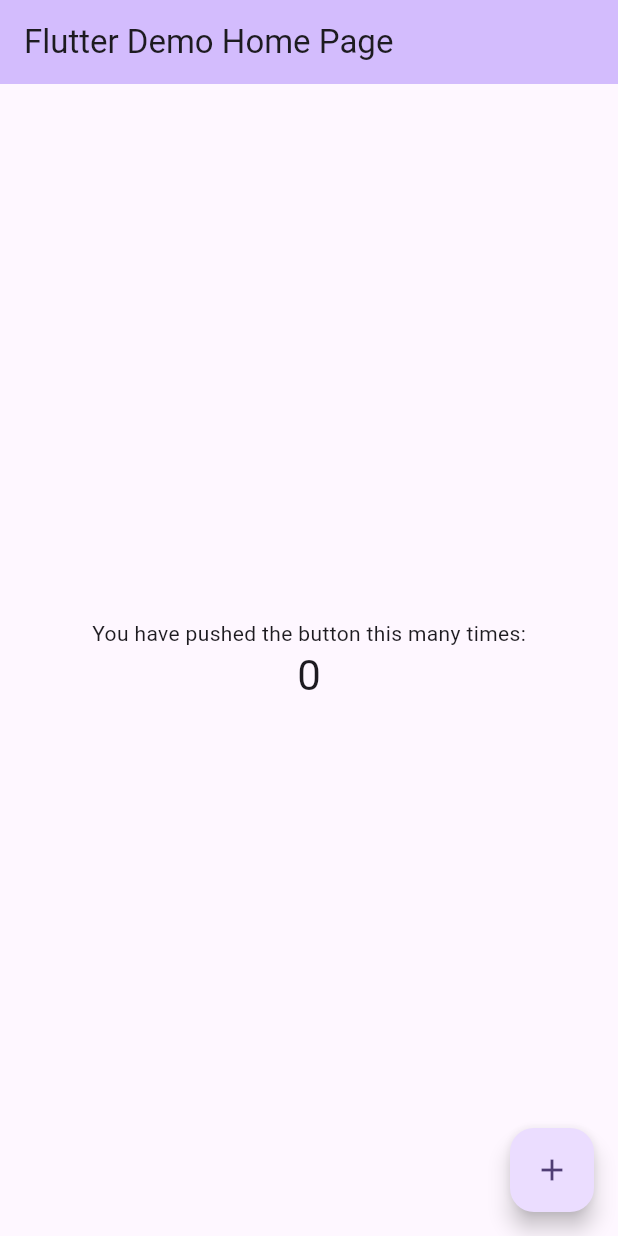
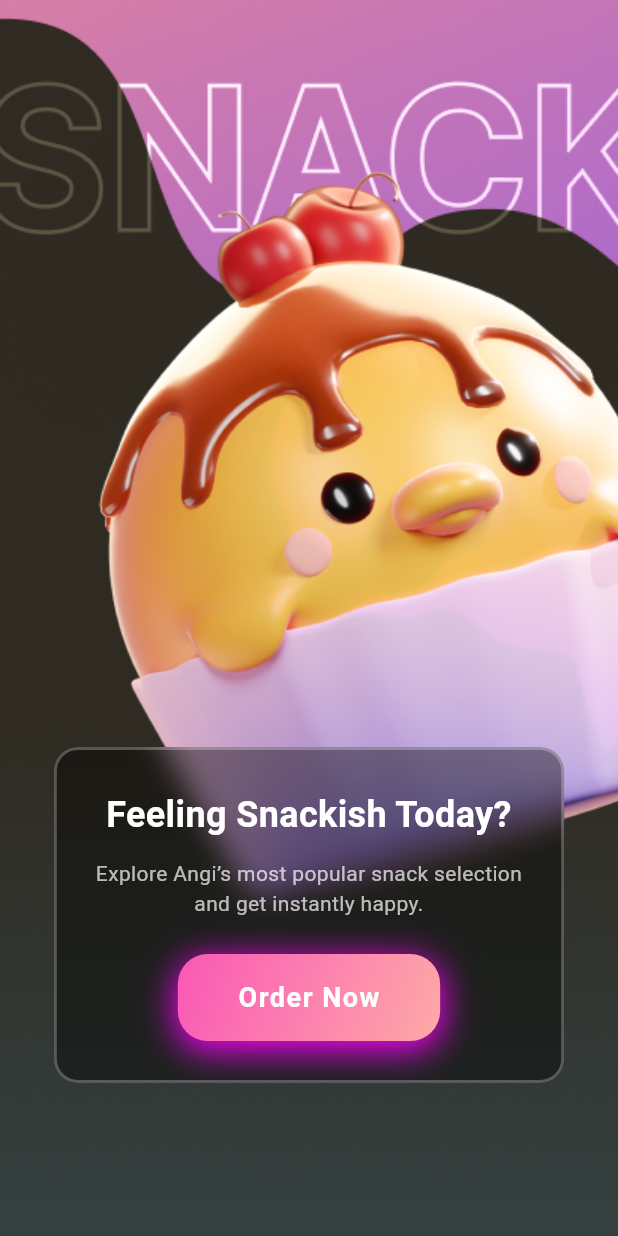
Before and after one commit to Krass96/Aufgaben, a Flutter app: the screen it shows after launch, on a phone screen of 412 x 824 dp. Run offline on Flutter 3.47's test engine with Material 3 defaults, Android fonts, the phone set to English and light mode, and no system bars.

Commit message:
start screen completed

```diff
--- a/jp_screen/lib/main.dart
+++ b/jp_screen/lib/main.dart
@@ -4,89 +4,3 @@ import 'package:jp_screen/my_app.dart';
 void main() {
   runApp(const MyApp());
 }
-
-class MyHomePage extends StatefulWidget {
-  const MyHomePage({super.key, required this.title});
-
-  // This widget is the home page of your application. It is stateful, meaning
-  // that it has a State object (defined below) that contains fields that affect
-  // how it looks.
-
-  // This class is the configuration for the state. It holds the values (in this
-  // case the title) provided by the parent (in this case the App widget) and
-  // used by the build method of the State. Fields in a Widget subclass are
-  // always marked "final".
-
-  final String title;
-
-  @override
-  State<MyHomePage> createState() => _MyHomePageState();
-}
-
-class _MyHomePageState extends State<MyHomePage> {
-  int _counter = 0;
-
-  void _incrementCounter() {
-    setState(() {
-      // This call to setState tells the Flutter framework that something has
-      // changed in this State, which causes it to rerun the build method below
-      // so that the display can reflect the updated values. If we changed
-      // _counter without calling setState(), then the build method would not be
-      // called again, and so nothing would appear to happen.
-      _counter++;
-    });
-  }
-
-  @override
-  Widget build(BuildContext context) {
-    // This method is rerun every time setState is called, for instance as done
-    // by the _incrementCounter method above.
-    //
-    // The Flutter framework has been optimized to make rerunning build methods
-    // fast, so that you can just rebuild anything that needs updating rather
-    // than having to individually change instances of widgets.
-    return Scaffold(
-      appBar: AppBar(
-        // TRY THIS: Try changing the color here to a specific color (to
-        // Colors.amber, perhaps?) and trigger a hot reload to see the AppBar
-        // change color while the other colors stay the same.
-        backgroundColor: Theme.of(context).colorScheme.inversePrimary,
-        // Here we take the value from the MyHomePage object that was created by
-        // the App.build method, and use it to set our appbar title.
-        title: Text(widget.title),
-      ),
-      body: Center(
-        // Center is a layout widget. It takes a single child and positions it
-        // in the middle of the parent.
-        child: Column(
-          // Column is also a layout widget. It takes a list of children and
-          // arranges them vertically. By default, it sizes itself to fit its
-          // children horizontally, and tries to be as tall as its parent.
-          //
-          // Column has various properties to control how it sizes itself and
-          // how it positions its children. Here we use mainAxisAlignment to
-          // center the children vertically; the main axis here is the vertical
-          // axis because Columns are vertical (the cross axis would be
-          // horizontal).
-          //
-          // TRY THIS: Invoke "debug painting" (choose the "Toggle Debug Paint"
-          // action in the IDE, or press "p" in the console), to see the
-          // wireframe for each widget.
-          mainAxisAlignment: MainAxisAlignment.center,
-          children: <Widget>[
-            const Text('You have pushed the button this many times:'),
-            Text(
-              '$_counter',
-              style: Theme.of(context).textTheme.headlineMedium,
-            ),
-          ],
-        ),
-      ),
-      floatingActionButton: FloatingActionButton(
-        onPressed: _incrementCounter,
-        tooltip: 'Increment',
-        child: const Icon(Icons.add),
-      ), // This trailing comma makes auto-formatting nicer for build methods.
-    );
-  }
-}
--- a/jp_screen/lib/my_app.dart
+++ b/jp_screen/lib/my_app.dart
@@ -1,33 +1,29 @@
 import 'package:flutter/material.dart';
-import 'package:jp_screen/main.dart';
+import 'package:jp_screen/start_page.dart';
 
 class MyApp extends StatelessWidget {
   const MyApp({super.key});
 
-  // This widget is the root of your application.
   @override
   Widget build(BuildContext context) {
     return MaterialApp(
-      title: 'Flutter Demo',
-      theme: ThemeData(
-        // This is the theme of your application.
-        //
-        // TRY THIS: Try running your application with "flutter run". You'll see
-        // the application has a purple toolbar. Then, without quitting the app,
-        // try changing the seedColor in the colorScheme below to Colors.green
-        // and then invoke "hot reload" (save your changes or press the "hot
-        // reload" button in a Flutter-supported IDE, or press "r" if you used
-        // the command line to start the app).
-        //
-        // Notice that the counter didn't reset back to zero; the application
-        // state is not lost during the reload. To reset the state, use hot
-        // restart instead.
-        //
-        // This works for code too, not just values: Most code changes can be
-        // tested with just a hot reload.
-        colorScheme: ColorScheme.fromSeed(seedColor: Colors.deepPurple),
+      debugShowCheckedModeBanner: false,
+      darkTheme: ThemeData.dark(),
+      home: Stack(
+        children: [
+          Container(
+            decoration: const BoxDecoration(
+              image: DecorationImage(
+                image: AssetImage(
+                  'assets/images/backgrounds/bg_mainscreen.png',
+                ),
+                fit: BoxFit.cover,
+              ),
+            ),
+          ),
+          const StartPage(),
+        ],
       ),
-      home: const MyHomePage(title: 'Flutter Demo Home Page'),
     );
   }
 }
--- /dev/null
+++ b/jp_screen/lib/start_page.dart
@@ -0,0 +1,123 @@
+import 'dart:ui';
+import 'package:flutter/material.dart';
+
+class StartPage extends StatelessWidget {
+  const StartPage({super.key});
+
+  @override
+  Widget build(BuildContext context) {
+    return Scaffold(
+      body: Stack(
+        children: [
+          Container(
+            decoration: const BoxDecoration(
+              image: DecorationImage(
+                image: AssetImage(
+                  'assets/images/backgrounds/bg_startscreen.png',
+                ),
+                fit: BoxFit.cover,
+              ),
+            ),
+          ),
+          Positioned(
+            top: 100,
+            child: Image.asset('assets/images/grafiken/cupcake_chick.png'),
+          ),
+          Positioned(
+            bottom: 10,
+            right: 1,
+            left: 1,
+            child: Center(
+              child: Padding(
+                padding: const EdgeInsets.fromLTRB(16, 0, 16, 92),
+                child: ClipRRect(
+                  borderRadius: BorderRadius.circular(16),
+                  child: BackdropFilter(
+                    filter: ImageFilter.blur(sigmaX: 10, sigmaY: 10),
+                    child: Container(
+                      padding: const EdgeInsets.all(16),
+                      decoration: BoxDecoration(
+                        border: Border.all(
+                          color: const Color.fromARGB(67, 255, 255, 255),
+                          width: 2,
+                        ),
+                        color: const Color.fromARGB(108, 0, 0, 0),
+                        borderRadius: BorderRadius.circular(16),
+                      ),
+                      child: Padding(
+                        padding: const EdgeInsets.all(10.0),
+                        child: Column(
+                          mainAxisSize: MainAxisSize.min,
+                          children: [
+                            const Text(
+                              'Feeling Snackish Today?',
+                              textAlign: TextAlign.center,
+                              style: TextStyle(
+                                fontSize: 24,
+                                fontWeight: FontWeight.bold,
+                                color: Colors.white,
+                              ),
+                            ),
+                            const SizedBox(height: 12),
+                            const Text(
+                              "Explore Angi’s most popular snack selection\nand get instantly happy.",
+                              textAlign: TextAlign.center,
+                              style: TextStyle(
+                                fontSize: 14,
+                                color: Colors.white70,
+                              ),
+                            ),
+                            const SizedBox(height: 24),
+                            GestureDetector(
+                              onTap: () {
+                                Navigator.pushNamed(context, '/choose');
+                              },
+                              child: Container(
+                                padding: const EdgeInsets.symmetric(
+                                  horizontal: 40,
+                                  vertical: 16,
+                                ),
+                                decoration: BoxDecoration(
+                                  gradient: const LinearGradient(
+                                    colors: [
+                                      Color(0xFFFA58B6),
+                                      Color(0xFFFEA9A7),
+                                    ],
+                                    begin: Alignment.topLeft,
+                                    end: Alignment.bottomRight,
+                                  ),
+                                  borderRadius: BorderRadius.circular(20),
+                                  boxShadow: const [
+                                    BoxShadow(
+                                      color: Color(0xFFFF00FF),
+                                      blurRadius: 20,
+                                      offset: Offset(0, 5),
+                                      spreadRadius: 1,
+                                    ),
+                                  ],
+                                ),
+                                child: const Text(
+                                  "Order Now",
+                                  style: TextStyle(
+                                    fontSize: 18,
+                                    fontWeight: FontWeight.bold,
+                                    color: Colors.white,
+                                    letterSpacing: 1.0,
+                                  ),
+                                ),
+                              ),
+                            ),
+                          ],
+                        ),
+                      ),
+                    ),
+                  ),
+                ),
+              ),
+            ),
+          ),
+        ],
+      ),
+    );
+  }
+}
```
Also changed, not shown: jp_screen/pubspec.yaml (+10 -31 lines), jp_screen/assets/images/backgrounds/bg_mainscreen.png (renamed from jp_screen/assets/images/hintergründe/bg_mainscreen.png), jp_screen/assets/images/backgrounds/bg_startscreen.png (renamed from jp_screen/assets/images/hintergründe/bg_startscreen.png), jp_screen/pubspec.lock, 8 other files.
